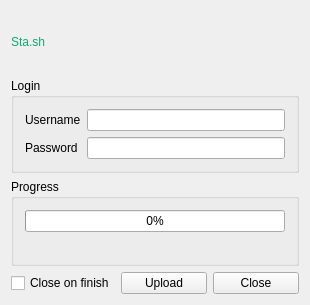
Old version of the form mainwindow.ui in the repository phobi4n/Stasher.
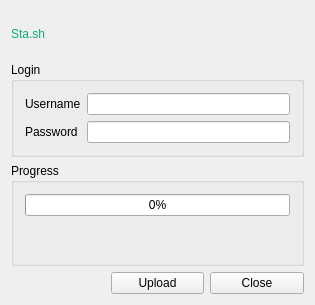
New version of the form.

What changed in the file:
```diff
--- a/mainwindow.ui
+++ b/mainwindow.ui
@@ -6,7 +6,7 @@
    <rect>
     <x>0</x>
     <y>0</y>
-    <width>310</width>
+    <width>315</width>
     <height>305</height>
    </rect>
   </property>
@@ -77,6 +77,12 @@
        </item>
        <item row="1" column="0">
         <widget class="QLabel" name="statusLabel">
+         <property name="minimumSize">
+          <size>
+           <width>0</width>
+           <height>30</height>
+          </size>
+         </property>
          <property name="text">
           <string/>
          </property>
@@ -85,13 +91,6 @@
       </layout>
      </widget>
     </item>
-    <item row="3" column="0">
-     <widget class="QCheckBox" name="checkBox">
-      <property name="text">
-       <string>Close on finish</string>
-      </property>
-     </widget>
-    </item>
     <item row="3" column="1">
      <widget class="QPushButton" name="pushButton_2">
       <property name="text">
```
Left out of the diff: 2 changed lines with no effect on the pictures.
